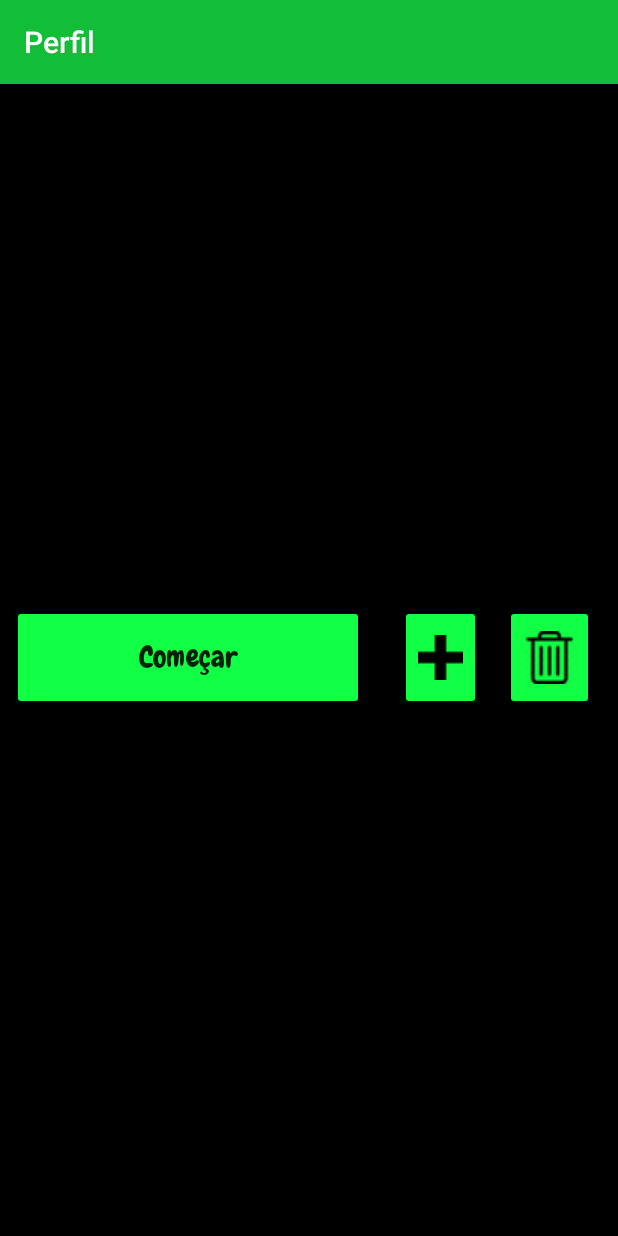
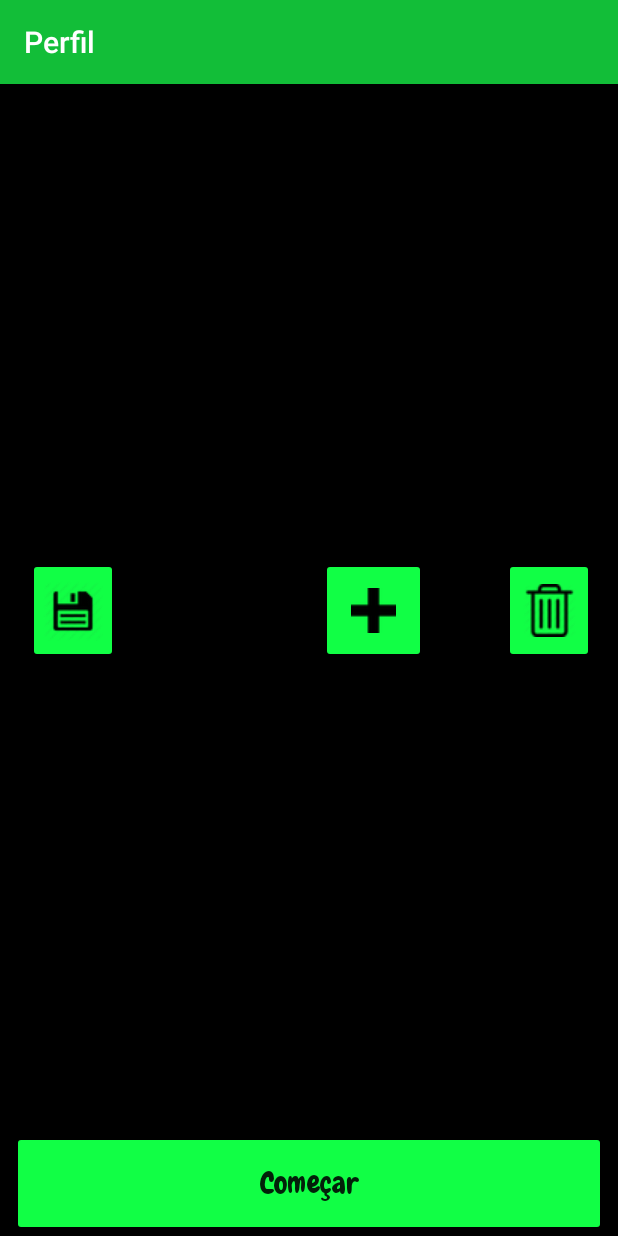
Before and after one commit to bee-la/BeeLa, an Android app: the PerfilAct screen opened directly, with no data from a screen before it, on a phone screen of 412 x 824 dp. Run offline under Robolectric (Android 15) with nearby library versions, the phone set to English and light mode, and no system bars.

Commit message:
Opção de salvar um perfil atual para encontrar um lugar

```diff
--- a/app/src/main/java/br/ufrpe/beela/perfil/gui/PerfilAct.java
+++ b/app/src/main/java/br/ufrpe/beela/perfil/gui/PerfilAct.java
@@ -27,12 +27,14 @@ import br.ufrpe.beela.usuario.gui.LoginAct;
 import br.ufrpe.beela.gui.R;
 
 public class PerfilAct extends AppCompatActivity {
-    private ImageButton botaoAdicionarPerfil, botaoApagar;
+    private ImageButton botaoAdicionarPerfil, botaoApagar, botaoSalvar;
     private ListView listViewPerfis;
     private TextView fonteBotaoComecar;
     private Toast erro;
     private Button botaoComecar;
-    private int contador;
+    private int contadorPerfil;
+    private boolean verificador=false;
+    private String testePerfilAtual;
 
     private Pessoa pessoa = LoginAct.getPessoa();
     private PerfilUsuario perfilUsuario = pessoa.getPerfil();
@@ -52,6 +54,7 @@ public class PerfilAct extends AppCompatActivity {
         adicionarPerfil();
         irExcluirPerfil();
         irTelaEscolhaPrograma();
+        salvarPerfilAtual();
     }
 
     public static ArrayList<PerfilUsuario> getListaPerfis(){
@@ -146,21 +149,36 @@ public class PerfilAct extends AppCompatActivity {
         botaoComecar.setOnClickListener(new View.OnClickListener() {
             @Override
             public void onClick(View view) {
-                 try{
-                    if(listViewPerfis!=null) {
-                        Adapter adapter = (Adapter) listViewPerfis.getAdapter();
-                        contador=0;
-                        if (!verificaSelecionados()) {
-                            Toast.makeText(getApplicationContext(), "Selecione apenas um perfil", Toast.LENGTH_SHORT).show();
-                        } else {
-                            Toast.makeText(getApplicationContext(), "Perfil Atual: " + perfilUsuario.getPerfilAtual().getNome(), Toast.LENGTH_SHORT).show();
-                            startActivity(new Intent(PerfilAct.this, EscolhaProgramaAct.class));
-                        }
-                    }
+                verificador=false;
+                setPerfilAtual();
+                if (verificador) {
+                    startActivity(new Intent(PerfilAct.this, EscolhaProgramaAct.class));
                 }
-                catch (Exception e){
-                    e.printStackTrace();
-                }
+//                 try{
+//                    if(listViewPerfis!=null) {
+//                        Adapter adapter = (Adapter) listViewPerfis.getAdapter();
+//                        contadorPrograma=0;
+//                        if (!verificaSelecionados()) {
+//                            Toast.makeText(getApplicationContext(), "Selecione apenas um perfil", Toast.LENGTH_SHORT).show();
+//                        } else {
+//                            Toast.makeText(getApplicationContext(), "Perfil Atual: " + perfilUsuario.getPerfilAtual().getNome(), Toast.LENGTH_SHORT).show();
+//                            startActivity(new Intent(PerfilAct.this, EscolhaProgramaAct.class));
+//                        }
+//                    }
+//                }
+//                catch (Exception e){
+//                    e.printStackTrace();
+//                }
+            }
+        });
+    }
+
+    public void salvarPerfilAtual(){
+        botaoSalvar=(ImageButton)findViewById(R.id.imageButton9);
+        botaoSalvar.setOnClickListener(new View.OnClickListener() {
+            @Override
+            public void onClick(View view) {
+                setPerfilAtual();
             }
         });
     }
@@ -171,17 +189,36 @@ public class PerfilAct extends AppCompatActivity {
         for(int i=0; i<adapter.getCount(); i++) {
             PerfilUsuario perfil = (PerfilUsuario) adapter.getItem(i);
             if (perfil.isSelecionado()) {
-                contador += 1;
+                contadorPerfil += 1;
                 perfilAtual=perfil;
             }
         }
-        if(contador==1){
+        if(contadorPerfil==1){
             perfilUsuario.setPerfilAtual(null);
             perfilUsuario.setPerfilAtual(perfilAtual);
+//            testePerfilAtual+=perfilAtual.getComida().get(0);
             return true;
         }
         else{
             return false;
         }
     }
+
+    public void setPerfilAtual(){
+        try{
+            if(listViewPerfis!=null) {
+                Adapter adapter = (Adapter) listViewPerfis.getAdapter();
+                contadorPerfil=0;
+                if (!verificaSelecionados()) {
+                    Toast.makeText(getApplicationContext(), R.string.selecionarPerfil, Toast.LENGTH_SHORT).show();
+                } else {
+                    verificador=true;
+                    Toast.makeText(getApplicationContext(), getString(R.string.perfilAtual) + perfilUsuario.getPerfilAtual().getNome(), Toast.LENGTH_SHORT).show();
+                }
+            }
+        }
+        catch (Exception e){
+            e.printStackTrace();
+        }
+    }
 }
--- a/app/src/main/res/layout/activity_perfil.xml
+++ b/app/src/main/res/layout/activity_perfil.xml
@@ -1,6 +1,14 @@
 <?xml version="1.0" encoding="utf-8"?>
 <!--suppress ALL -->
-<ScrollView xmlns:android="http://schemas.android.com/apk/res/android"
+<!--<ScrollView xmlns:android="http://schemas.android.com/apk/res/android"-->
+    <!--xmlns:app="http://schemas.android.com/apk/res-auto"-->
+    <!--xmlns:tools="http://schemas.android.com/tools"-->
+    <!--android:layout_width="match_parent"-->
+    <!--android:layout_height="match_parent"-->
+    <!--android:background="@color/preto"-->
+    <!--tools:context="br.ufrpe.beela.perfil.gui.PerfilAct">-->
+
+    <android.support.constraint.ConstraintLayout xmlns:android="http://schemas.android.com/apk/res/android"
         xmlns:app="http://schemas.android.com/apk/res-auto"
         xmlns:tools="http://schemas.android.com/tools"
         android:layout_width="match_parent"
@@ -8,21 +16,15 @@
         android:background="@color/preto"
         tools:context="br.ufrpe.beela.perfil.gui.PerfilAct">
 
-<android.support.constraint.ConstraintLayout
-    android:layout_width="match_parent"
-    android:layout_height="match_parent"
-    android:background="@color/preto"
-    tools:context="br.ufrpe.beela.perfil.gui.PerfilAct">
-
         <ImageButton
             android:id="@+id/imageButton4"
-        android:layout_width="0dp"
+            android:layout_width="70dp"
             android:layout_height="70dp"
             android:layout_marginBottom="8dp"
-        android:layout_marginEnd="16dp"
+            android:layout_marginEnd="52dp"
             android:layout_marginTop="8dp"
             android:backgroundTint="@color/verdeBotao"
-        app:layout_constraintBottom_toBottomOf="parent"
+            app:layout_constraintBottom_toTopOf="@+id/button14"
             app:layout_constraintEnd_toStartOf="@+id/imageButton6"
             app:layout_constraintTop_toBottomOf="@+id/listView"
             app:layout_constraintVertical_bias="0.0"
@@ -30,27 +32,23 @@
 
     <Button
         android:id="@+id/button14"
-        android:layout_width="0dp"
+        android:layout_width="match_parent"
         android:layout_height="70dp"
-        android:layout_marginBottom="8dp"
-        android:layout_marginEnd="24dp"
+        android:layout_marginEnd="8dp"
         android:layout_marginStart="8dp"
-        android:layout_marginTop="8dp"
         android:backgroundTint="@color/verdeBotao"
         android:text="@string/comecar"
         android:textAllCaps="false"
         android:textSize="20sp"
         app:layout_constraintBottom_toBottomOf="parent"
-        app:layout_constraintEnd_toStartOf="@+id/imageButton4"
-        app:layout_constraintHorizontal_bias="0.354"
-        app:layout_constraintStart_toStartOf="parent"
-        app:layout_constraintTop_toBottomOf="@+id/listView"
-        app:layout_constraintVertical_bias="0.0" />
+        app:layout_constraintEnd_toEndOf="parent"
+        app:layout_constraintHorizontal_bias="0.0"
+        app:layout_constraintStart_toStartOf="parent" />
 
         <ListView
             android:id="@+id/listView"
             android:layout_width="0dp"
-        android:layout_height="331dp"
+            android:layout_height="300dp"
             android:layout_marginEnd="8dp"
             android:layout_marginStart="8dp"
             android:layout_marginTop="8dp"
@@ -60,14 +58,34 @@
 
     <ImageButton
         android:id="@+id/imageButton6"
-        android:layout_width="0dp"
+        android:layout_width="60dp"
         android:layout_height="70dp"
+        android:layout_marginBottom="8dp"
         android:layout_marginEnd="16dp"
         android:layout_marginTop="8dp"
         android:backgroundTint="@color/verdeBotao"
+        app:layout_constraintBottom_toTopOf="@+id/button14"
         app:layout_constraintEnd_toEndOf="parent"
         app:layout_constraintTop_toBottomOf="@+id/listView"
+        app:layout_constraintVertical_bias="0.0"
         app:srcCompat="@drawable/lixeira" />
 
+    <ImageButton
+        android:id="@+id/imageButton9"
+        android:layout_width="60dp"
+        android:layout_height="70dp"
+        android:layout_marginBottom="8dp"
+        android:layout_marginEnd="8dp"
+        android:layout_marginStart="8dp"
+        android:layout_marginTop="8dp"
+        android:backgroundTint="@color/verdeBotao"
+        app:layout_constraintBottom_toTopOf="@+id/button14"
+        app:layout_constraintEnd_toStartOf="@+id/imageButton4"
+        app:layout_constraintHorizontal_bias="0.075"
+        app:layout_constraintStart_toStartOf="parent"
+        app:layout_constraintTop_toBottomOf="@+id/listView"
+        app:layout_constraintVertical_bias="0.0"
+        app:srcCompat="@drawable/salvar" />
+
     </android.support.constraint.ConstraintLayout>
-</ScrollView>
+<!--</ScrollView>-->
--- a/app/src/main/res/values/strings.xml
+++ b/app/src/main/res/values/strings.xml
@@ -93,6 +93,8 @@
     <string name="nomear">Nomear</string>
     <string name="perfilprioridade">perfilprioridade</string>
     <string name="prioridadePerfil">Perfil Prioridade</string>
+    <string name="selecionarPerfil">Selecione apenas um perfil</string>
+    <string name="perfilAtual">Perfil Atual:</string>
 
     <!--Excluir Perfil-->
     <string name="sim">sim</string>
```
Also changed, not shown: app/src/main/res/drawable/salvar.png (added). Lines whose indentation alone changed are shown as unchanged.
